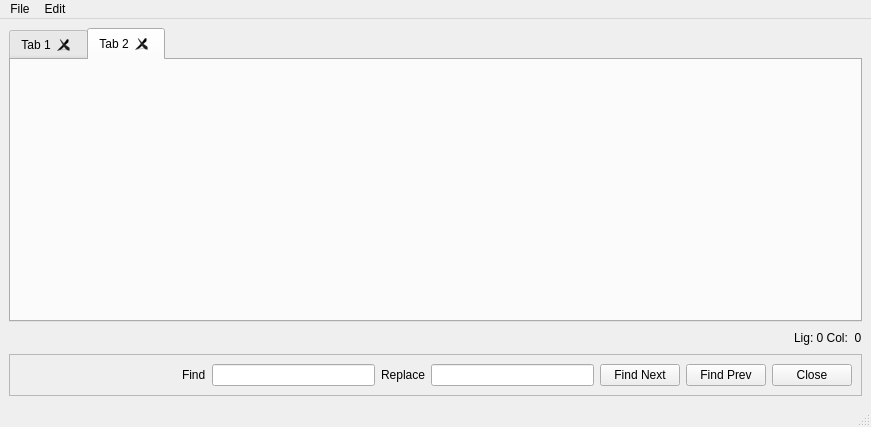
The window that mainwindow.ui (caytro/LineacTextEditor) describes before a commit, drawn with Qt 5.
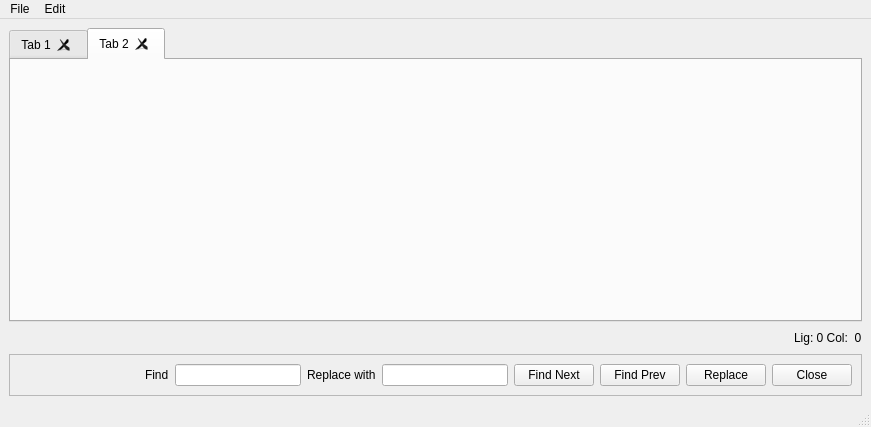
The same window after the commit. Icons and pictures are not drawn.

Commit message: Replace feature

Diff of the .ui file:
```diff
--- a/mainwindow.ui
+++ b/mainwindow.ui
@@ -97,7 +97,7 @@
            </property>
            <property name="sizeHint" stdset="0">
             <size>
-             <width>152</width>
+             <width>106</width>
              <height>20</height>
             </size>
            </property>
@@ -116,7 +116,7 @@
          <item>
           <widget class="QLabel" name="labelReplace">
            <property name="text">
-            <string>Replace</string>
+            <string>Replace with</string>
            </property>
           </widget>
          </item>
@@ -137,6 +137,13 @@
            </property>
           </widget>
          </item>
+         <item>
+          <widget class="QPushButton" name="pushButtonReplace">
+           <property name="text">
+            <string>Replace</string>
+           </property>
+          </widget>
+         </item>
          <item>
           <widget class="QPushButton" name="pushButtonCloseFindBar">
            <property name="sizePolicy">
```
The commit also changes 2 other files.
